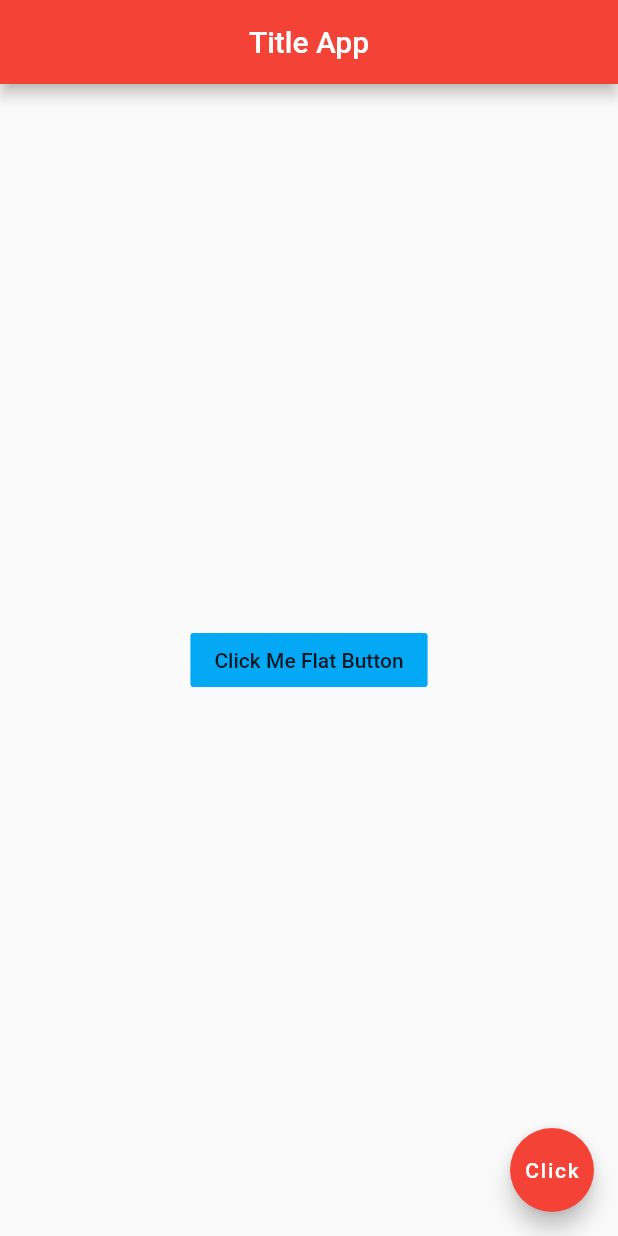
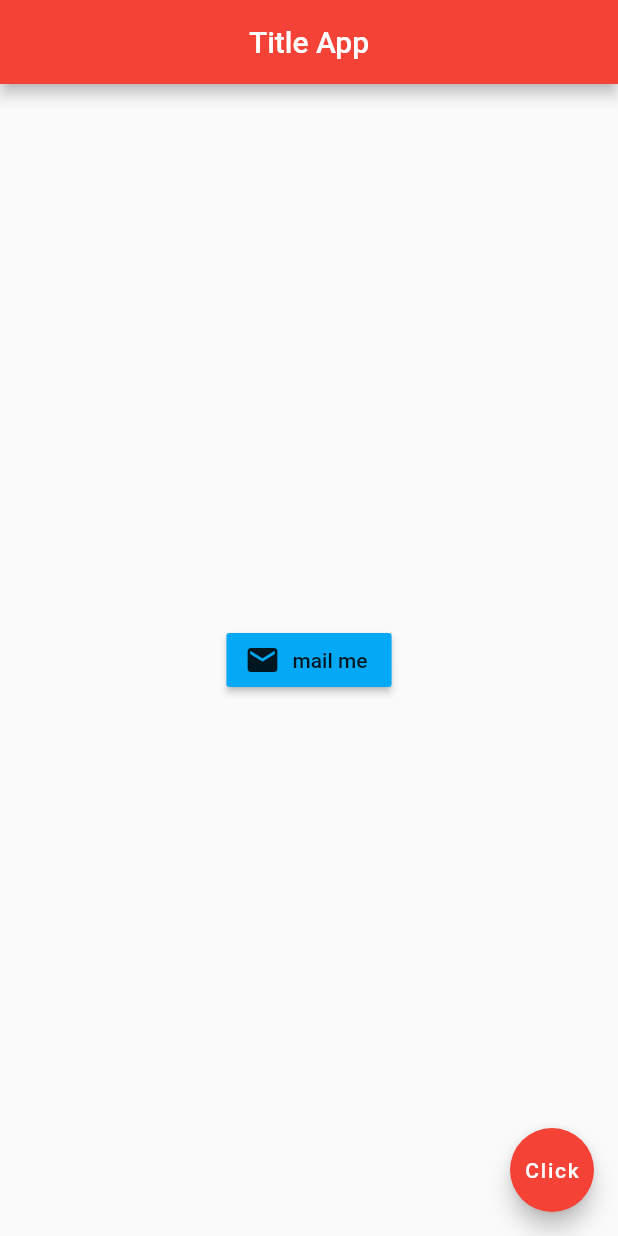
Before and after one commit to shailuhari04/FlutterFirstApp, a Flutter app: the screen it shows after launch, on a phone screen of 412 x 824 dp. Run offline on Flutter 3.47's test engine with Material 2 defaults, Android fonts, the phone set to English and light mode, and no system bars.

Commit message:
Use Of RaisedButton with Icon

```diff
--- a/lib/main.dart
+++ b/lib/main.dart
@@ -17,11 +17,12 @@ class TestStateLessWidget extends StatelessWidget {
         backgroundColor: Colors.red[500],
       ),
       body: Center(
-        child: FlatButton(
-          onPressed: (){
-            print('Button Clicked');
-          },
-          child: Text("Click Me Flat Button"),
+        child: RaisedButton.icon(
+          icon: Icon(
+            Icons.mail
+          ),
+          onPressed: (){},
+          label: Text('mail me'),
           color: Colors.lightBlue,
         )
       ),
```
